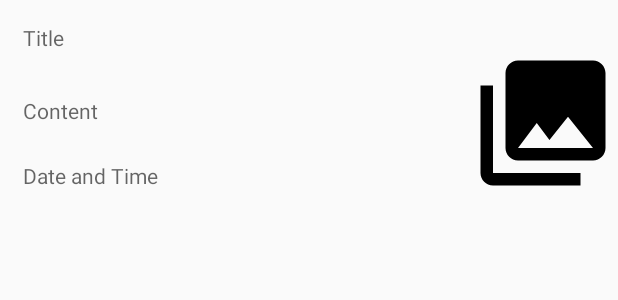
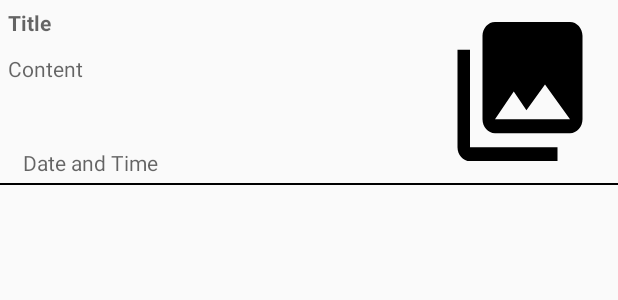
Before and after one commit to gavisharma/NotesFG, an Android app: the layout notes_grid_layout.xml on its own in the app's theme, with its tools: preview values and no code run, on a phone screen of 412 x 824 dp. Shown: the top 300 px of the screen. Run offline under Robolectric (Android 15) with nearby library versions, the phone set to English and light mode, and no system bars.

Commit message:
- Camera implemented - Images added to the Notes - Location saved with the Notes

```diff
--- a/app/src/main/java/com/example/foram/notesfg/HomeActivity.java
+++ b/app/src/main/java/com/example/foram/notesfg/HomeActivity.java
@@ -77,13 +77,14 @@ public class HomeActivity extends AppCompatActivity implements NavigationView.On
         try{
             sqLiteDatabase = dbHelper.getReadableDatabase();
             String noteColumns[] = {"ID", "CONTENT", "CREATIONDATE", "TITLE", "LATITUDE", "LONGITUDE", "IMAGE", "SUB_ID"};
-            Cursor cursor = sqLiteDatabase.query("NOTES", noteColumns,null,null,null,null,null);
+            Cursor cursor = sqLiteDatabase.query("NOTES", noteColumns,null,null,null,null,"TITLE ASC");
             while (cursor.moveToNext()){
                 Note notes = new Note();
                 notes.id = cursor.getInt(cursor.getColumnIndex("ID"));
                 notes.setTitle(cursor.getString(cursor.getColumnIndex("TITLE")));
                 notes.setContent(cursor.getString(cursor.getColumnIndex("CONTENT")));
                 notes.setDateTime(cursor.getString(cursor.getColumnIndex("CREATIONDATE")));
+                notes.setImage(cursor.getString(cursor.getColumnIndex("IMAGE")));
                 noteArray.add(notes);
             }
         }catch(Exception e){
@@ -150,7 +151,7 @@ public class HomeActivity extends AppCompatActivity implements NavigationView.On
         int id = item.getItemId();
 
         if (id == R.id.sort_by_subject) {
-            // Handle the camera action
+
         } else if (id == R.id.sort_by_date) {
 
         } else if (id == R.id.sort_by_title) {
--- a/app/src/main/java/com/example/foram/notesfg/MapActivity.java
+++ b/app/src/main/java/com/example/foram/notesfg/MapActivity.java
@@ -60,7 +60,11 @@ public class MapActivity extends AppCompatActivity implements OnMapReadyCallback
                     public void onComplete(@NonNull Task task) {
                         if (task.isSuccessful()){
                             Location currentLocation = (Location) task.getResult();
-                            moveCameraAndDropPin(new LatLng(currentLocation.getLatitude(), currentLocation.getLongitude()));
+                            if (currentLocation ==  null){
+                                moveCameraAndDropPin(new LatLng(43.7733, -79.3359));
+                            } else {
+                                moveCameraAndDropPin(new LatLng(currentLocation.getLatitude(), currentLocation.getLongitude()));
+                            }
                         } else {
                             Toast.makeText(MapActivity.this, "Your location can't be found", Toast.LENGTH_SHORT).show();
                         }
--- a/app/src/main/java/com/example/foram/notesfg/SubjectActivity.java
+++ b/app/src/main/java/com/example/foram/notesfg/SubjectActivity.java
@@ -25,7 +25,6 @@ public class SubjectActivity extends AppCompatActivity implements View.OnClickLi
     SQLiteDatabase sqLiteDatabase;
 
     GridView subjectGrid;
-    private Button proceedButton;
     String viewType;
     Subject selectedSubject;
 
@@ -37,8 +36,6 @@ public class SubjectActivity extends AppCompatActivity implements View.OnClickLi
         setContentView(R.layout.activity_subject);
         subjectGrid = findViewById(R.id.subjectGrid);
         subjectGrid.setChoiceMode(AbsListView.CHOICE_MODE_MULTIPLE_MODAL);
-        proceedButton = findViewById(R.id.proceedButton);
-        proceedButton.setOnClickListener(this);
         viewType = "select";
         selectedSubject = null;
         subjects = populateData();
@@ -77,6 +74,7 @@ public class SubjectActivity extends AppCompatActivity implements View.OnClickLi
                 Intent noteActivity = new Intent(getApplicationContext(), NoteActivity.class);
                 noteActivity.putExtra("SubjectID", String.valueOf(sub.s_id));
                 noteActivity.putExtra("ViewType", "createNote");
+                finish();
                 startActivity(noteActivity);
             }
         });
--- a/app/src/main/java/com/example/foram/notesfg/SubjectGridAdapter.java
+++ b/app/src/main/java/com/example/foram/notesfg/SubjectGridAdapter.java
@@ -48,9 +48,7 @@ public class SubjectGridAdapter extends BaseAdapter implements View.OnClickListe
 
         Subject sub = (Subject)subjects.get(i);
         Log.v("Subject Details", String.valueOf(i) + " " + sub.getS_name());
-        ImageView selectedImage = view.findViewById(R.id.subjectSelected);
         TextView subjectName = view.findViewById(R.id.subjectName);
-        selectedImage.setVisibility(View.VISIBLE);
         subjectName.setText("          "+sub.getS_name());
 //        if (viewType == "select") {
 //            if (selectedSubject != null){
--- a/app/src/main/res/layout/content_home.xml
+++ b/app/src/main/res/layout/content_home.xml
@@ -10,12 +10,8 @@
 
     <GridView
         android:id="@+id/notesGrid"
-        android:layout_width="368dp"
+        android:layout_width="0dp"
         android:layout_height="508dp"
-        android:layout_marginStart="8dp"
-        android:layout_marginLeft="8dp"
-        android:layout_marginEnd="8dp"
-        android:layout_marginRight="8dp"
         app:layout_constraintBottom_toBottomOf="parent"
         app:layout_constraintEnd_toEndOf="parent"
         app:layout_constraintHorizontal_bias="0.0"
--- a/app/src/main/res/layout/notes_grid_layout.xml
+++ b/app/src/main/res/layout/notes_grid_layout.xml
@@ -3,59 +3,82 @@
     xmlns:app="http://schemas.android.com/apk/res-auto"
     xmlns:tools="http://schemas.android.com/tools"
     android:layout_width="match_parent"
-    android:layout_height="160dp">
+    android:layout_height="wrap_content">
 
     <ImageView
-        android:id="@+id/imageView2"
+        android:id="@+id/imageView"
         android:layout_width="100dp"
-        android:layout_height="100dp"
-        android:layout_marginTop="4dp"
-        android:scaleType="fitCenter"
-        app:layout_constraintBottom_toBottomOf="parent"
+        android:layout_height="0dp"
+        android:layout_marginBottom="5dp"
+        android:layout_marginEnd="15dp"
+        android:layout_marginRight="15dp"
+        android:layout_marginTop="5dp"
+        android:scaleType="fitXY"
+        app:layout_constraintBottom_toTopOf="@+id/view"
         app:layout_constraintEnd_toEndOf="parent"
         app:layout_constraintTop_toTopOf="parent"
         app:srcCompat="@drawable/ic_menu_gallery" />
 
     <TextView
         android:id="@+id/name"
-        android:layout_width="280dp"
-        android:layout_height="43dp"
+        android:layout_width="0dp"
+        android:layout_height="25dp"
         android:layout_margin="5dp"
-        android:layout_marginStart="1dp"
-        android:layout_marginLeft="1dp"
-        android:layout_marginTop="12dp"
+        android:layout_marginEnd="15dp"
+        android:layout_marginLeft="15dp"
+        android:layout_marginRight="15dp"
+        android:layout_marginStart="15dp"
+        android:layout_marginTop="5dp"
         android:hint="Title"
-        android:padding="10dp"
+        android:textColor="@android:color/background_dark"
+        android:textStyle="bold"
         app:fontFamily="sans-serif"
+        app:layout_constraintEnd_toStartOf="@+id/imageView"
         app:layout_constraintStart_toStartOf="parent"
         app:layout_constraintTop_toTopOf="parent" />
 
     <TextView
         android:id="@+id/content"
-        android:layout_width="280dp"
-        android:layout_height="48dp"
+        android:layout_width="0dp"
+        android:layout_height="57dp"
         android:layout_margin="5dp"
-        android:layout_marginStart="2dp"
-        android:layout_marginLeft="2dp"
-        android:layout_marginTop="8dp"
+        android:layout_marginBottom="5dp"
+        android:layout_marginEnd="15dp"
+        android:layout_marginLeft="15dp"
+        android:layout_marginRight="15dp"
+        android:layout_marginStart="15dp"
+        android:layout_marginTop="5dp"
         android:hint="Content"
-        android:padding="10dp"
+        android:singleLine="false"
+        android:textColor="@android:color/darker_gray"
         app:fontFamily="sans-serif"
+        app:layout_constraintBottom_toTopOf="@+id/date"
+        app:layout_constraintEnd_toStartOf="@+id/imageView"
         app:layout_constraintStart_toStartOf="parent"
         app:layout_constraintTop_toBottomOf="@+id/name" />
 
     <TextView
         android:id="@+id/date"
-        android:layout_width="280dp"
-        android:layout_height="23dp"
+        android:layout_width="0dp"
+        android:layout_height="wrap_content"
         android:layout_margin="5dp"
+        android:layout_marginBottom="5dp"
+        android:layout_marginLeft="2dp"
         android:layout_marginStart="2dp"
-        android:layout_marginLeft="2dp"
-        android:layout_marginTop="10dp"
         android:hint="Date and Time"
         android:paddingLeft="10dp"
+        android:textColor="@android:color/darker_gray"
         app:fontFamily="sans-serif"
-        app:layout_constraintStart_toStartOf="parent"
-        app:layout_constraintTop_toBottomOf="@+id/content" />
+        app:layout_constraintBottom_toBottomOf="parent"
+        app:layout_constraintStart_toStartOf="parent" />
+
+    <View
+        android:id="@+id/view"
+        android:layout_width="wrap_content"
+        android:layout_height="1dp"
+        android:background="@android:color/background_dark"
+        app:layout_constraintBottom_toBottomOf="parent"
+        app:layout_constraintEnd_toEndOf="parent"
+        app:layout_constraintStart_toStartOf="parent" />
 
 </android.support.constraint.ConstraintLayout>
```
Also changed, not shown: app/src/main/java/com/example/foram/notesfg/NoteActivity.java (+65 -134 lines), app/src/main/java/com/example/foram/notesfg/NoteGridAdaptor.java (+14 -1 lines), app/src/main/res/layout/activity_subject.xml (+9 -11 lines), app/src/main/res/layout/subject_grid_layout.xml (+4 -9 lines).
